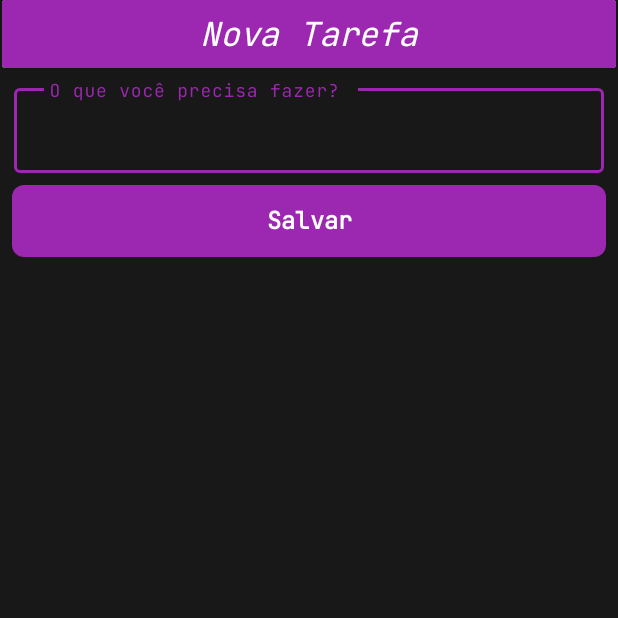
After one commit to Patrick-Gonzaga/TaskAppDB-test-, an Android app: the NewTaksActivity screen opened directly, with no data from a screen before it, on a phone screen of 412 x 824 dp, the top half of it. The commit adds this screen. Run offline under Robolectric (Android 15) with nearby library versions, the phone set to English and light mode, and no system bars.

Commit message:
app pronto(eu acho)

```diff
--- a/app/src/main/AndroidManifest.xml
+++ b/app/src/main/AndroidManifest.xml
@@ -13,6 +13,9 @@
         android:theme="@style/Theme.TaskAppDB"
         tools:targetApi="31">
         <activity
+            android:name=".NewTaksActivity"
+            android:exported="false" />
+        <activity
             android:name=".MainActivity"
             android:exported="true">
             <intent-filter>
--- /dev/null
+++ b/app/src/main/java/com/example/taskappdb/NewTaksActivity.kt
@@ -0,0 +1,76 @@
+package com.example.taskappdb
+
+import android.os.Bundle
+import android.widget.Toast
+import androidx.activity.enableEdgeToEdge
+import androidx.appcompat.app.AppCompatActivity
+import androidx.core.view.ViewCompat
+import androidx.core.view.WindowInsetsCompat
+import com.example.taskappdb.database.TaskDAO
+import com.example.taskappdb.databinding.ActivityNewTaksBinding
+import com.example.taskappdb.model.Task
+
+class NewTaksActivity : AppCompatActivity() {
+    private val binding by lazy {
+        ActivityNewTaksBinding.inflate(layoutInflater)
+    }
+
+    override fun onCreate(savedInstanceState: Bundle?) {
+        super.onCreate(savedInstanceState)
+        setContentView(binding.root)
+
+        var task: Task? = null
+        val bundle = intent.extras
+
+        if (bundle != null) {
+            binding.titleNewTask.text = "Atualizar Tarefa"
+            task = bundle.getSerializable("task") as Task
+            binding.inputNewTask.setText(task.descricao)
+        }
+
+
+        with(binding) {
+            btnSaveTask.setOnClickListener {
+                if (inputNewTask.text?.isNotEmpty() == true) {
+
+                    if (task == null) {
+                        save()
+                    } else {
+                        edit(task)
+                    }
+
+                } else {
+                    Toast.makeText(applicationContext, "Preencha uma tarefa", Toast.LENGTH_SHORT)
+                        .show()
+
+                }
+            }
+        }
+
+    }
+
+    fun edit(task: Task) {
+        val taskDAO = TaskDAO(applicationContext)
+        val desc = binding.inputNewTask.text.toString()
+
+        val newTask = Task(task.id_tarefa, desc, "default")
+
+        if (taskDAO.update(newTask)) {
+            Toast.makeText(applicationContext, "Tarefa editada com sucesso", Toast.LENGTH_SHORT)
+                .show()
+            finish()
+        }
+    }
+
+    fun save() {
+        val task = Task(
+            -1, binding.inputNewTask.text.toString(), "default"
+        )
+        val taskDAO = TaskDAO(applicationContext)
+        if (taskDAO.save(task)) {
+            Toast.makeText(applicationContext, "Tarefa salva com sucesso", Toast.LENGTH_SHORT)
+                .show()
+            finish()
+        }
+    }
+}
--- a/app/src/main/res/layout/activity_main.xml
+++ b/app/src/main/res/layout/activity_main.xml
@@ -8,6 +8,7 @@
     tools:context=".MainActivity">
 
     <androidx.recyclerview.widget.RecyclerView
+        android:id="@+id/rvList"
         android:layout_width="match_parent"
         android:layout_height="match_parent"
         android:layout_margin="8dp"
--- /dev/null
+++ b/app/src/main/res/layout/activity_new_taks.xml
@@ -0,0 +1,72 @@
+<?xml version="1.0" encoding="utf-8"?>
+<androidx.constraintlayout.widget.ConstraintLayout xmlns:android="http://schemas.android.com/apk/res/android"
+    xmlns:app="http://schemas.android.com/apk/res-auto"
+    xmlns:tools="http://schemas.android.com/tools"
+    android:id="@+id/main"
+    android:layout_width="match_parent"
+    android:layout_height="match_parent"
+    tools:context=".NewTaksActivity">
+
+    <androidx.cardview.widget.CardView
+        android:id="@+id/cardView"
+        android:layout_width="409dp"
+        android:layout_height="wrap_content"
+        app:cardElevation="10dp"
+        app:layout_constraintEnd_toEndOf="parent"
+        app:layout_constraintHorizontal_bias="0.5"
+        app:layout_constraintStart_toStartOf="parent"
+        app:layout_constraintTop_toTopOf="parent">
+
+        <LinearLayout
+            android:layout_width="match_parent"
+            android:layout_height="match_parent"
+            android:background="@color/primary"
+            android:gravity="center"
+            android:padding="8dp">
+
+            <TextView
+                android:id="@+id/titleNewTask"
+                android:layout_width="wrap_content"
+                android:layout_height="wrap_content"
+                android:text="Nova Tarefa"
+                android:textStyle="italic"
+                android:textColor="@color/white"
+                android:textSize="22dp" />
+        </LinearLayout>
+
+    </androidx.cardview.widget.CardView>
+
+    <com.google.android.material.textfield.TextInputLayout
+        android:id="@+id/inputLayoutNewTask"
+        android:layout_width="409dp"
+        android:layout_height="wrap_content"
+        android:layout_marginTop="8dp"
+        app:layout_constraintEnd_toEndOf="parent"
+        app:layout_constraintHorizontal_bias="0.5"
+        app:layout_constraintStart_toStartOf="parent"
+        app:layout_constraintTop_toBottomOf="@+id/cardView">
+
+        <com.google.android.material.textfield.TextInputEditText
+            android:id="@+id/inputNewTask"
+            android:layout_width="match_parent"
+            android:layout_height="wrap_content"
+            android:layout_marginHorizontal="8dp"
+            android:hint=" O que você precisa fazer?"
+            android:textColor="@color/white"/>
+    </com.google.android.material.textfield.TextInputLayout>
+
+    <com.google.android.material.button.MaterialButton
+        android:id="@+id/btnSaveTask"
+        android:layout_width="match_parent"
+        android:layout_height="wrap_content"
+        android:layout_marginHorizontal="8dp"
+        android:layout_marginTop="8dp"
+        android:background="@drawable/bg_rounded_button"
+        android:text="Salvar"
+        android:textStyle="bold"
+        android:textSize="16dp"
+        app:layout_constraintEnd_toEndOf="parent"
+        app:layout_constraintHorizontal_bias="0.5"
+        app:layout_constraintStart_toStartOf="parent"
+        app:layout_constraintTop_toBottomOf="@+id/inputLayoutNewTask" />
+</androidx.constraintlayout.widget.ConstraintLayout>
--- a/app/src/main/res/values/strings.xml
+++ b/app/src/main/res/values/strings.xml
@@ -1,3 +1,3 @@
 <resources>
-    <string name="app_name">TaskAppDB</string>
+    <string name="app_name">TaskApp</string>
 </resources>
```
Also changed, not shown: app/src/main/java/com/example/taskappdb/MainActivity.kt (+51 -0 lines), app/src/main/java/com/example/taskappdb/adapter/Adapter.kt (added, +146 -0 lines), app/src/main/java/com/example/taskappdb/database/DatabaseHelper.kt (added, +47 -0 lines), app/src/main/java/com/example/taskappdb/database/ITaskDAO.kt (added, +10 -0 lines), app/src/main/java/com/example/taskappdb/database/TaskDAO.kt (added, +81 -0 lines), app/src/main/java/com/example/taskappdb/model/Tasks.kt (added, +7 -0 lines), app/src/main/res/layout/item_rv.xml (+1 -14 lines).
